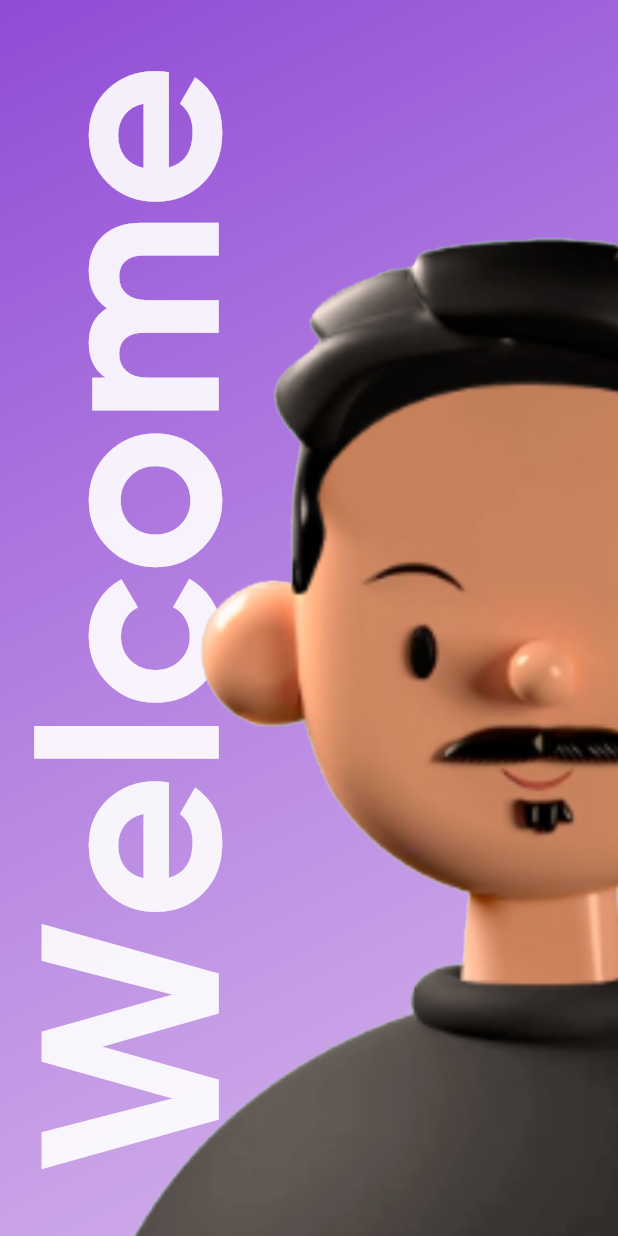
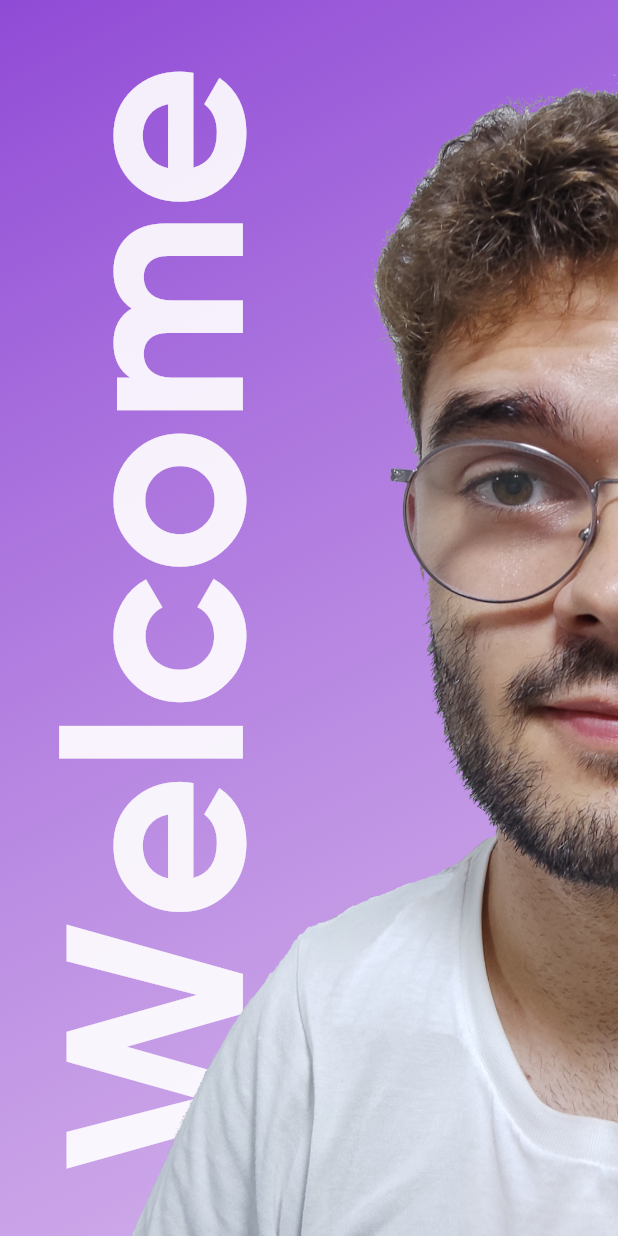
Before and after one commit to DaviMontiel/my-portfolio, a Flutter app: the screen it shows after launch, on a phone screen of 412 x 824 dp. Run offline on Flutter 3.47's test engine with Material 3 defaults, Android fonts, the phone set to English and light mode, and no system bars.

Commit message:
new animations for the first screen

```diff
--- a/lib/main.dart
+++ b/lib/main.dart
@@ -6,8 +6,14 @@ import 'package:david_portfolio_app/src/view/pages/welcome_page.dart';
 void main() {
   WidgetsFlutterBinding.ensureInitialized();
 
-  // Ocultar las barras de sistema
-  SystemChrome.setEnabledSystemUIMode(SystemUiMode.immersiveSticky);
+  // UP BAR TRANSPARENT
+  SystemChrome.setSystemUIOverlayStyle(const SystemUiOverlayStyle(
+    statusBarColor: Colors.transparent,
+    statusBarIconBrightness: Brightness.dark
+  ));
+
+  // DEVICE ORIENTATION
+  SystemChrome.setPreferredOrientations([DeviceOrientation.portraitUp]);
 
   runApp(const MyApp());
 }
--- a/lib/src/view/pages/welcome_page.dart
+++ b/lib/src/view/pages/welcome_page.dart
@@ -7,9 +7,36 @@ class WelcomePage extends StatefulWidget {
   State<WelcomePage> createState() => _WelcomePageState();
 }
 
-class _WelcomePageState extends State<WelcomePage> {
+class _WelcomePageState extends State<WelcomePage> with SingleTickerProviderStateMixin {
+
+  late AnimationController _controller;
+  late Animation<double> _animation;
+  bool _isVisible = false;
+
+
+  @override
+  void initState() {
+    super.initState();
+
+    // ANIMATION CONTROLLER
+    _controller = AnimationController(
+      duration: const Duration(seconds: 1),
+      vsync: this,
+    );
+    _animation = Tween<double>(begin: 0.0, end: 1.0).animate(_controller);
+
+    Future.delayed(const Duration(milliseconds: 1000), () {
+      _isVisible = true;
+      _controller.forward();
+
+      setState(() {});
+    });
+  }
+
   @override
   Widget build(BuildContext context) {
+    Size screenSize = MediaQuery.of(context).size;
+
     return Scaffold(
       body: Scaffold(
         body: Stack(
@@ -32,31 +59,47 @@ class _WelcomePageState extends State<WelcomePage> {
             // TEXT
             LayoutBuilder(
               builder: (context, constraints) {
-                return FittedBox(
-                  fit: BoxFit.scaleDown,
+                return Stack(
+                  children: [
+                    AnimatedPositioned(
+                      duration: const Duration(milliseconds: 600),
+                      left: _isVisible ? -70 : -300,
+                      curve: Curves.easeInOut,
+                      child: SizedBox(
+                        width: constraints.maxWidth,
+                        height: constraints.maxHeight,
+                        child: const FittedBox(
+                          fit: BoxFit.fitHeight,
                           child: RotatedBox(
                             quarterTurns: -1,
                             child: Text(
                               ' Welcome ',
                               style: TextStyle(
-                        fontSize: constraints.maxWidth,
-                        color: const Color.fromRGBO(255, 255, 255, 0.9),
-                        fontFamily: 'Gilroy-Bold-120'
+                                fontSize: 100,
+                                color: Color.fromRGBO(255, 255, 255, 0.9),
+                                fontFamily: 'Gilroy-Bold-120',
                               ),
                             ),
                           ),
+                        ),
+                      ),
+                    ),
+                  ],
                 );
               },
             ),
 
             // IMG
             Positioned(
+              bottom: 0,
+              right: 0,
+              child: FadeTransition(
+                opacity: _animation,
                 child: Image.asset(
-                'lib/assets/images/person.png',
-                width: 550,
+                  'lib/assets/images/half_person.png',
+                  width: screenSize.height * 350 / 890,
                 ),
-              bottom: -10,
-              left: 80,
+              )
             ),
 
           ],
```
Also changed, not shown: lib/assets/images/half_person.png (added), lib/assets/images/person.png (deleted). Lines whose indentation alone changed are shown as unchanged.
